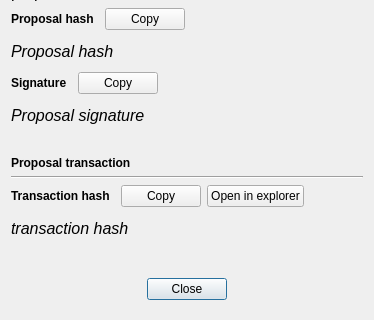
Qt form src/qt/forms/proposaldetaildialog.ui (SmartCash/Core-Smart) before a commit; both pictures show x 0 to 374 and y 147 to 467 of the 374 by 467 pixel window.
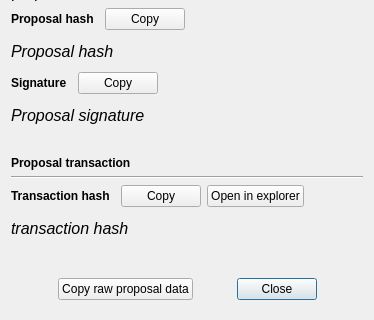
The same form after that commit.

Commit message: ui: Allow to copy the raw proposal in the proposal detail dialog

What changed in the file:
```diff
--- a/src/qt/forms/proposaldetaildialog.ui
+++ b/src/qt/forms/proposaldetaildialog.ui
@@ -430,6 +430,26 @@
         </property>
        </spacer>
       </item>
+      <item>
+       <widget class="QPushButton" name="copyRawProposalButton">
+        <property name="text">
+         <string>Copy raw proposal data</string>
+        </property>
+       </widget>
+      </item>
+      <item>
+       <spacer name="horizontalSpacer_9">
+        <property name="orientation">
+         <enum>Qt::Horizontal</enum>
+        </property>
+        <property name="sizeHint" stdset="0">
+         <size>
+          <width>89</width>
+          <height>20</height>
+         </size>
+        </property>
+       </spacer>
+      </item>
       <item>
        <widget class="QPushButton" name="closeButton">
         <property name="sizePolicy">
```
The commit also changes 4 other files.
